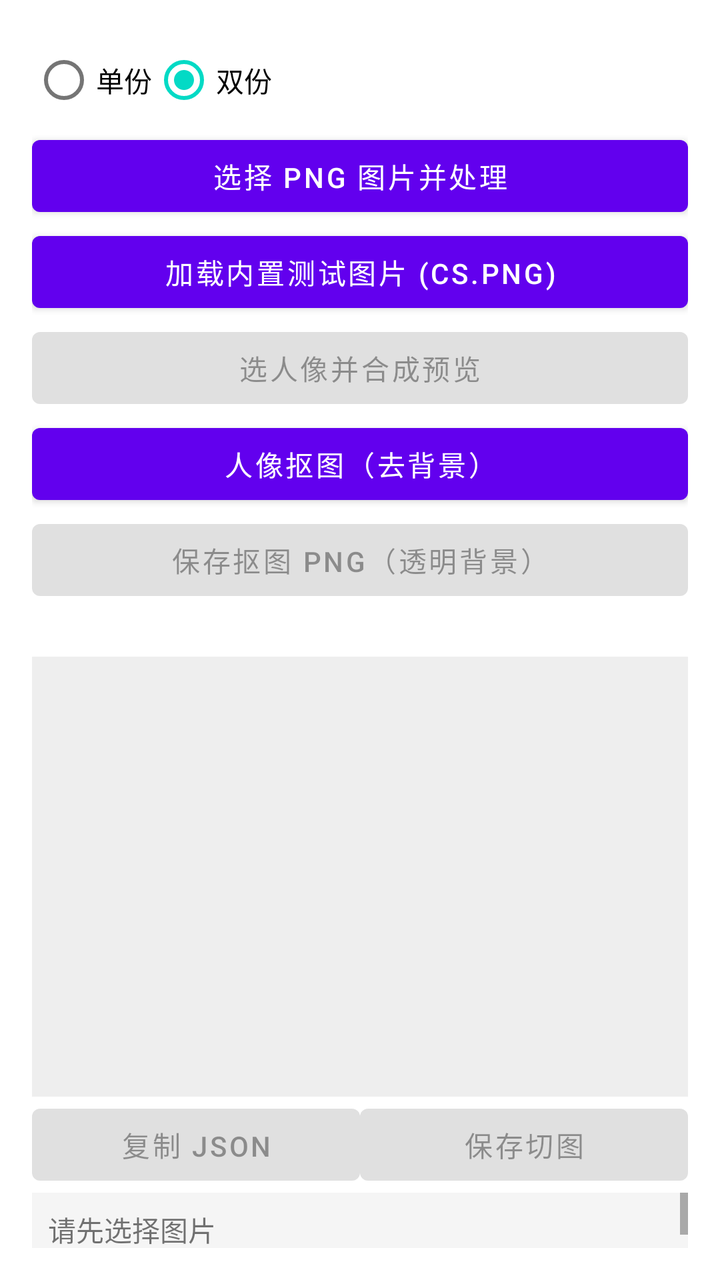
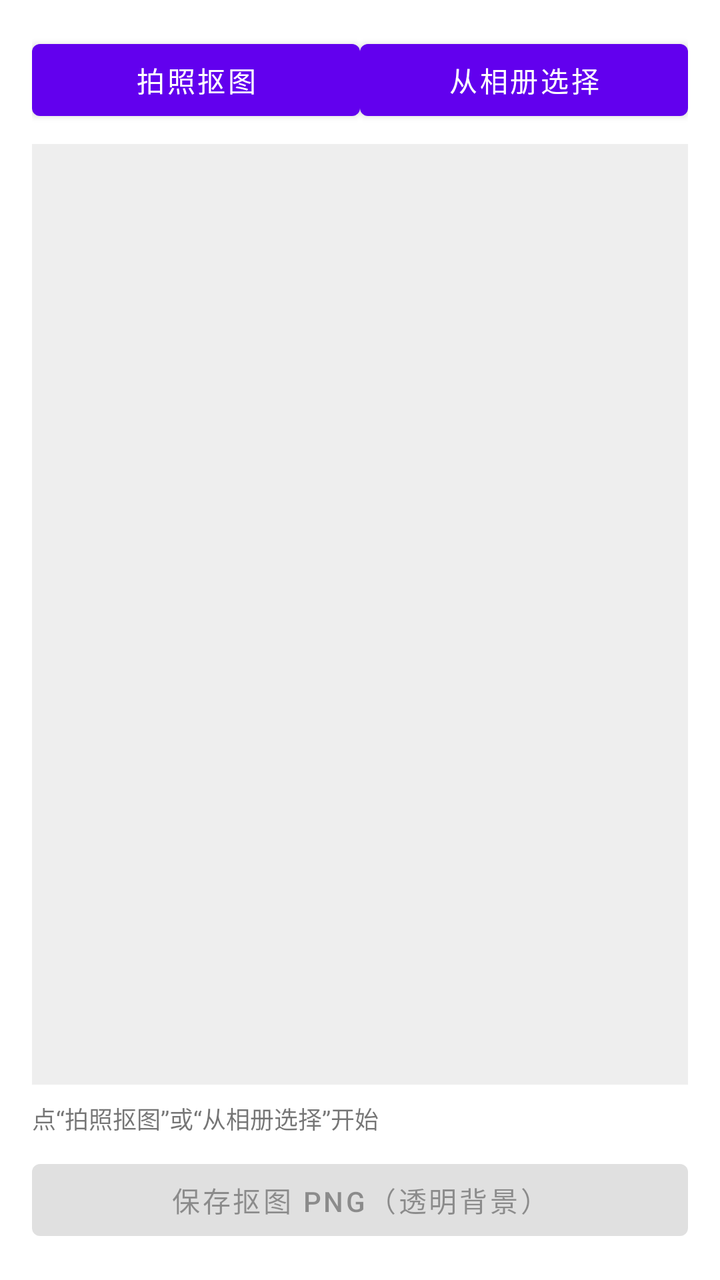

Screens rendered from an Android XML layout before and after an edit, with the pre-edit source and the edit as a unified diff.
<!-- AndroidManifest.xml: application theme Theme.LibPic -->
<!-- res/layout/activity_main.xml -->
<?xml version="1.0" encoding="utf-8"?>
<LinearLayout xmlns:android="http://schemas.android.com/apk/res/android"
    android:layout_width="match_parent"
    android:layout_height="match_parent"
    android:orientation="vertical"
    android:padding="16dp">

    
    <RadioGroup
        android:id="@+id/modeGroup"
        android:layout_width="wrap_content"
        android:layout_height="wrap_content"
        android:orientation="horizontal">

        <RadioButton
            android:id="@+id/singleRadio"
            android:layout_width="wrap_content"
            android:layout_height="wrap_content"
            android:text="单份" />

        <RadioButton
            android:id="@+id/doubleRadio"
            android:layout_width="wrap_content"
            android:layout_height="wrap_content"
            android:checked="true"
            android:text="双份" />
    </RadioGroup>

    
    <Button
        android:id="@+id/selectButton"
        android:layout_width="match_parent"
        android:layout_height="wrap_content"
        android:text="选择 PNG 图片并处理" />

    <Button
        android:id="@+id/testButton"
        android:layout_width="match_parent"
        android:layout_height="wrap_content"
        android:text="加载内置测试图片 (cs.png)" />

    <Button
        android:id="@+id/composeButton"
        android:layout_width="match_parent"
        android:layout_height="wrap_content"
        android:enabled="false"
        android:text="选人像并合成预览" />

    <Button
        android:id="@+id/mattingButton"
        android:layout_width="match_parent"
        android:layout_height="wrap_content"
        android:text="人像抠图（去背景）" />

    <Button
        android:id="@+id/saveMatteButton"
        android:layout_width="match_parent"
        android:layout_height="wrap_content"
        android:enabled="false"
        android:text="保存抠图 PNG（透明背景）" />

    <TextView
        android:id="@+id/matteInfoText"
        android:layout_width="match_parent"
        android:layout_height="wrap_content"
        android:paddingTop="4dp"
        android:paddingBottom="4dp"
        android:textSize="12sp" />

    
    <ProgressBar
        android:id="@+id/progressBar"
        android:layout_width="wrap_content"
        android:layout_height="wrap_content"
        android:layout_gravity="center_horizontal"
        android:visibility="gone" />

    
    <ImageView
        android:id="@+id/imageView"
        android:layout_width="match_parent"
        android:layout_height="220dp"
        android:background="#EEEEEE"
        android:scaleType="fitCenter" />

    
    <LinearLayout
        android:layout_width="match_parent"
        android:layout_height="wrap_content"
        android:orientation="horizontal">

        <Button
            android:id="@+id/copyButton"
            android:layout_width="0dp"
            android:layout_height="wrap_content"
            android:layout_weight="1"
            android:enabled="false"
            android:text="复制 JSON" />

        <Button
            android:id="@+id/saveButton"
            android:layout_width="0dp"
            android:layout_height="wrap_content"
            android:layout_weight="1"
            android:enabled="false"
            android:text="保存切图" />
    </LinearLayout>

    
    <ScrollView
        android:layout_width="match_parent"
        android:layout_height="0dp"
        android:layout_weight="1">

        <TextView
            android:id="@+id/jsonTextView"
            android:layout_width="match_parent"
            android:layout_height="wrap_content"
            android:background="#F5F5F5"
            android:fontFamily="monospace"
            android:padding="8dp"
            android:text="请先选择图片" />
    </ScrollView>

</LinearLayout>
<!-- resources referenced by this layout -->
<resources>
  <style name="Theme.LibPic" parent="Theme.MaterialComponents.DayNight.DarkActionBar">
          
          <item name="colorPrimary">@color/purple_500</item>
          <item name="colorPrimaryVariant">@color/purple_700</item>
          <item name="colorOnPrimary">@color/white</item>
          
          <item name="colorSecondary">@color/teal_200</item>
          <item name="colorSecondaryVariant">@color/teal_700</item>
          <item name="colorOnSecondary">@color/black</item>
          
          <item name="android:statusBarColor" tools:targetApi="l">?attr/colorPrimaryVariant</item>
          
      </style>
  <color name="purple_500">#FF6200EE</color>
  <color name="purple_700">#FF3700B3</color>
  <color name="white">#FFFFFFFF</color>
  <color name="teal_200">#FF03DAC5</color>
  <color name="teal_700">#FF018786</color>
  <color name="black">#FF000000</color>
</resources>

<!-- the commit's change to res/layout/activity_main.xml (unified diff, before → after) -->
@@ -5,52 +5,44 @@
     android:orientation="vertical"
     android:padding="16dp">
 
-    
-    <RadioGroup
-        android:id="@+id/modeGroup"
-        android:layout_width="wrap_content"
+    <LinearLayout
+        android:layout_width="match_parent"
         android:layout_height="wrap_content"
         android:orientation="horizontal">
 
-        <RadioButton
-            android:id="@+id/singleRadio"
-            android:layout_width="wrap_content"
+        <Button
+            android:id="@+id/cameraButton"
+            android:layout_width="0dp"
             android:layout_height="wrap_content"
-            android:text="单份" />
+            android:layout_weight="1"
+            android:text="拍照抠图" />
 
-        <RadioButton
-            android:id="@+id/doubleRadio"
-            android:layout_width="wrap_content"
+        <Button
+            android:id="@+id/pickButton"
+            android:layout_width="0dp"
             android:layout_height="wrap_content"
-            android:checked="true"
-            android:text="双份" />
-    </RadioGroup>
+            android:layout_weight="1"
+            android:text="从相册选择" />
+    </LinearLayout>
 
     
-    <Button
-        android:id="@+id/selectButton"
+    <ImageView
+        android:id="@+id/imageView"
+        android:layout_width="match_parent"
+        android:layout_height="0dp"
+        android:layout_marginTop="8dp"
+        android:layout_weight="1"
+        android:background="#EEEEEE"
+        android:scaleType="fitCenter" />
+
+    <TextView
+        android:id="@+id/matteInfoText"
         android:layout_width="match_parent"
         android:layout_height="wrap_content"
-        android:text="选择 PNG 图片并处理" />
-
-    <Button
-        android:id="@+id/testButton"
-        android:layout_width="match_parent"
-        android:layout_height="wrap_content"
-        android:text="加载内置测试图片 (cs.png)" />
-
-    <Button
-        android:id="@+id/composeButton"
-        android:layout_width="match_parent"
-        android:layout_height="wrap_content"
-        android:enabled="false"
-        android:text="选人像并合成预览" />
-
-    <Button
-        android:id="@+id/mattingButton"
-        android:layout_width="match_parent"
-        android:layout_height="wrap_content"
-        android:text="人像抠图（去背景）" />
+        android:paddingTop="8dp"
+        android:paddingBottom="8dp"
+        android:text="点“拍照抠图”或“从相册选择”开始"
+        android:textSize="12sp" />
 
     <Button
         android:id="@+id/saveMatteButton"
@@ -59,15 +51,6 @@
         android:enabled="false"
         android:text="保存抠图 PNG（透明背景）" />
 
-    <TextView
-        android:id="@+id/matteInfoText"
-        android:layout_width="match_parent"
-        android:layout_height="wrap_content"
-        android:paddingTop="4dp"
-        android:paddingBottom="4dp"
-        android:textSize="12sp" />
-
-    
     <ProgressBar
         android:id="@+id/progressBar"
         android:layout_width="wrap_content"
@@ -75,51 +58,4 @@
         android:layout_gravity="center_horizontal"
         android:visibility="gone" />
 
-    
-    <ImageView
-        android:id="@+id/imageView"
-        android:layout_width="match_parent"
-        android:layout_height="220dp"
-        android:background="#EEEEEE"
-        android:scaleType="fitCenter" />
-
-    
-    <LinearLayout
-        android:layout_width="match_parent"
-        android:layout_height="wrap_content"
-        android:orientation="horizontal">
-
-        <Button
-            android:id="@+id/copyButton"
-            android:layout_width="0dp"
-            android:layout_height="wrap_content"
-            android:layout_weight="1"
-            android:enabled="false"
-            android:text="复制 JSON" />
-
-        <Button
-            android:id="@+id/saveButton"
-            android:layout_width="0dp"
-            android:layout_height="wrap_content"
-            android:layout_weight="1"
-            android:enabled="false"
-            android:text="保存切图" />
-    </LinearLayout>
-
-    
-    <ScrollView
-        android:layout_width="match_parent"
-        android:layout_height="0dp"
-        android:layout_weight="1">
-
-        <TextView
-            android:id="@+id/jsonTextView"
-            android:layout_width="match_parent"
-            android:layout_height="wrap_content"
-            android:background="#F5F5F5"
-            android:fontFamily="monospace"
-            android:padding="8dp"
-            android:text="请先选择图片" />
-    </ScrollView>
-
 </LinearLayout>
